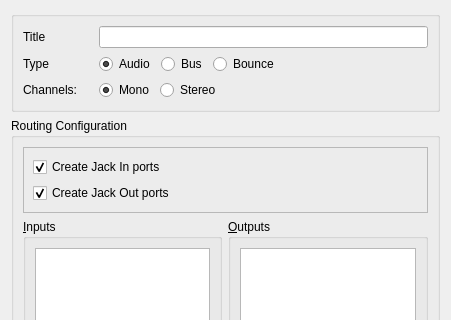
Above: src/traverso/dialogs/project/NewTrackDialog.ui from rsijrier/Traverso-DAW before the change; both pictures show x 0 to 451 and y 0 to 320 of the 451 by 622 pixel window. Below: the same form after it.
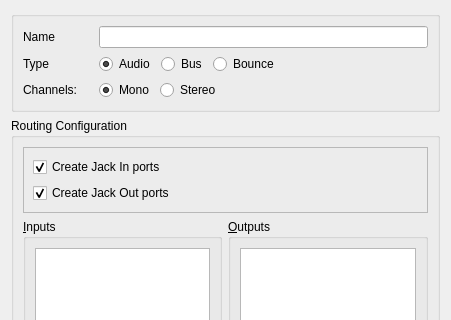
That is the form after the change.

```diff
--- a/src/traverso/dialogs/project/NewTrackDialog.ui
+++ b/src/traverso/dialogs/project/NewTrackDialog.ui
@@ -52,7 +52,7 @@
            </size>
           </property>
           <property name="text">
-           <string>Title</string>
+           <string>Name</string>
           </property>
          </widget>
         </item>
```
Left out of the diff: 2 changed lines with no effect on the pictures.
